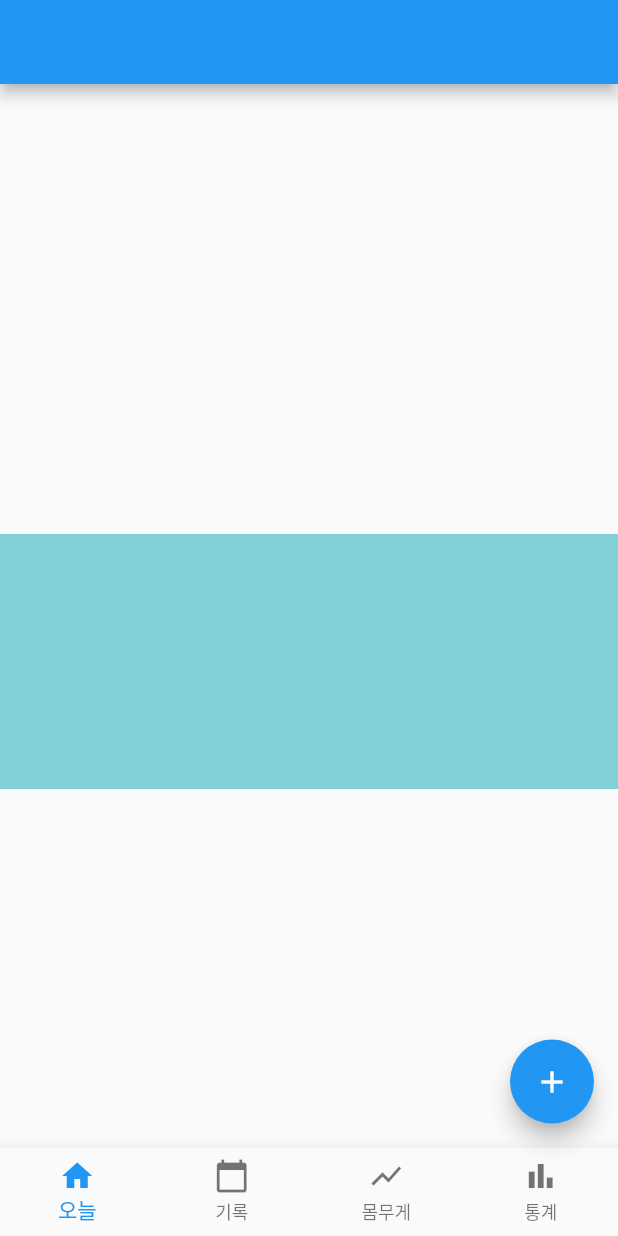
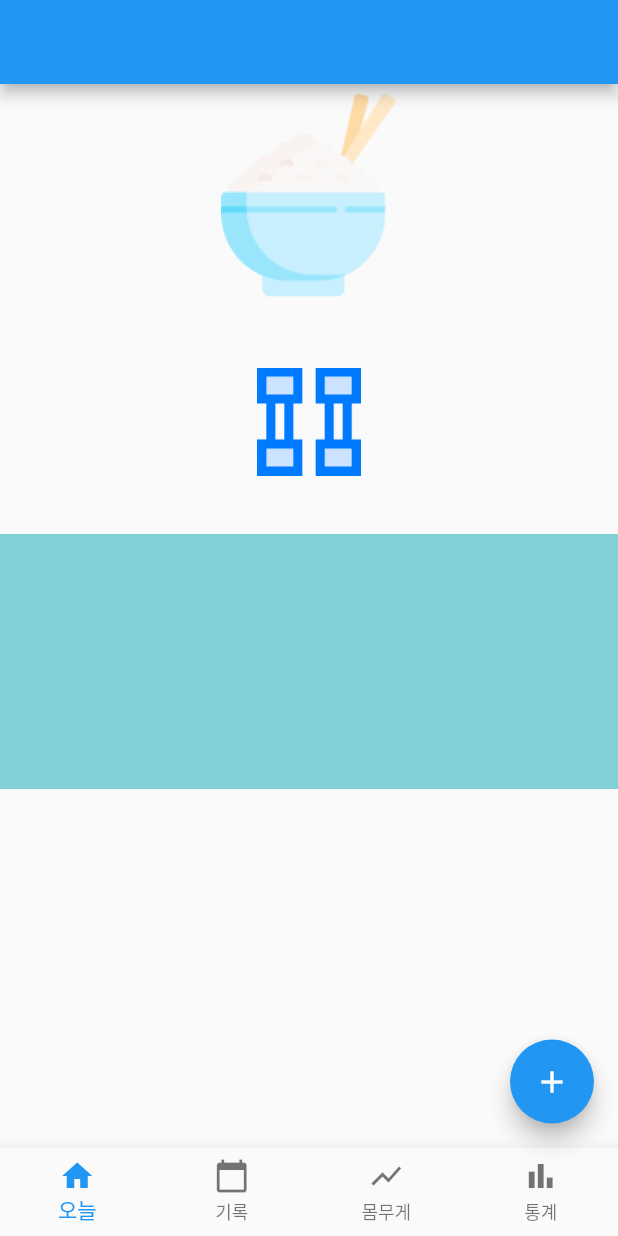
Before and after one commit to EunjoungAhn/dietapp, a Flutter app: the screen it shows after launch, on a phone screen of 412 x 824 dp. Run offline on Flutter 3.47's test engine with Material 2 defaults, Android fonts, the phone set to English and light mode, and no system bars; our stand-ins replace sqflite; missing offline and left inert: multi_image_picker; accounts and stored records are empty.

Commit message:
이미지가 없을때 default 이미지 추가

```diff
--- a/lib/main.dart
+++ b/lib/main.dart
@@ -202,7 +202,7 @@ class _MyHomePageState extends State<MyHomePage> {
       child: Column(
         children: [
           Container(
-            child: ListView.builder(
+            child: foods.isEmpty ? Image.asset("assets/img/rice.png") : ListView.builder(
               itemBuilder: (context, index) {
                 return Container(
                   height: cardSize,
@@ -216,7 +216,7 @@ class _MyHomePageState extends State<MyHomePage> {
             height: cardSize,
           ),
           Container(
-            child: ListView.builder(
+            child: workouts.isEmpty ? Image.asset("assets/img/workout.png") : ListView.builder(
               itemBuilder: (context, index) {
                 return Container(
                   height: cardSize,
--- a/lib/view/food.dart
+++ b/lib/view/food.dart
@@ -295,7 +295,7 @@ class MainFoodCard extends StatelessWidget {
                 ),
               ),
 
-              Positioned.fill(
+              Positioned(
                 // 오른쪽 하단으로 설정
                 right: 6,
                 bottom: 6,
```
